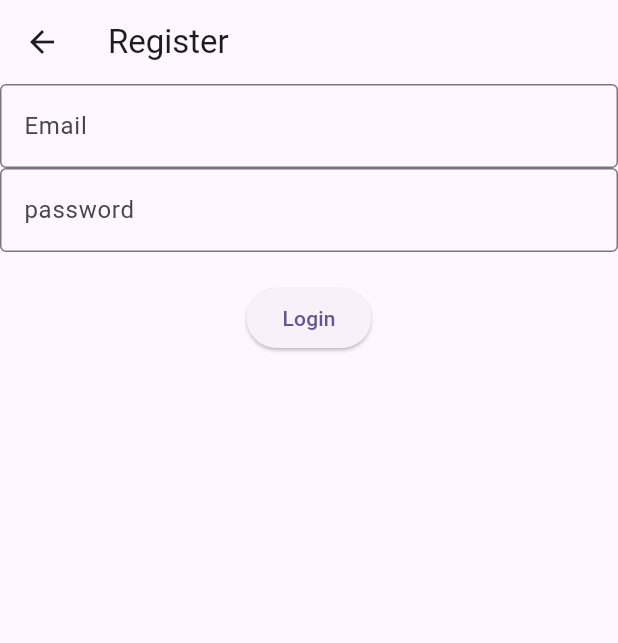
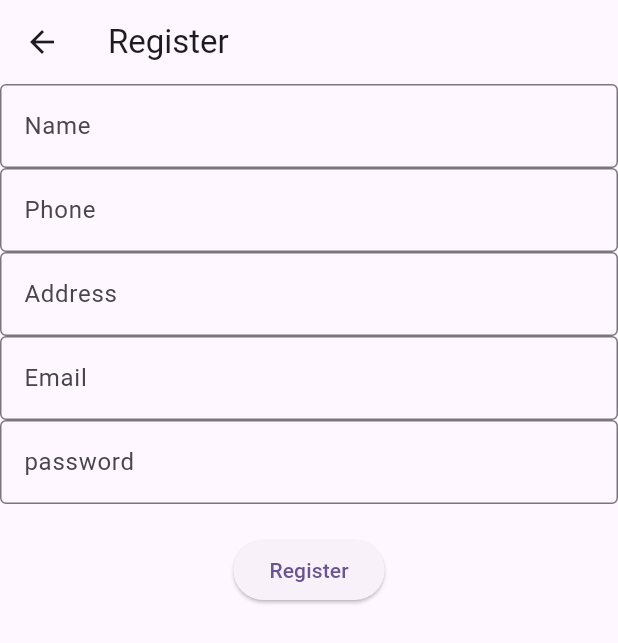
Before and after one commit to kamranafzal609080/Flutter_firebaseK23, a Flutter app: the screen it shows after launch, after a tap on "Go to SignUp", on a phone screen of 412 x 824 dp. Shown: the top 643 px of the screen. Run offline on Flutter 3.47's test engine with Material 3 defaults, Android fonts, the phone set to English and light mode, and no system bars; our stand-ins replace cloud_firestore, firebase_auth, firebase_core; accounts and stored records are empty.

Commit message:
User Services and Integration Done

```diff
--- /dev/null
+++ b/lib/Model/user.dart
@@ -0,0 +1,46 @@
+
+// To parse this JSON data, do
+//
+//     final userModel = userModelFromJson(jsonString);
+
+import 'dart:convert';
+
+UserModel userModelFromJson(String str) => UserModel.fromJson(json.decode(str));
+
+String userModelToJson(UserModel data) => json.encode(data.toJson());
+
+class UserModel {
+  final String? docId;
+  final String? name;
+  final String? phone;
+  final String? address;
+  final String? email;
+  final int? createdAt;
+
+  UserModel({
+    this.docId,
+    this.name,
+    this.phone,
+    this.address,
+    this.email,
+    this.createdAt,
+  });
+
+  factory UserModel.fromJson(Map<String, dynamic> json) => UserModel(
+    docId: json["docID"],
+    name: json["name"],
+    phone: json["phone"],
+    address: json["address"],
+    email: json["email"],
+    createdAt: json["createdAt"],
+  );
+
+  Map<String, dynamic> toJson() => {
+    "docID": docId,
+    "name": name,
+    "phone": phone,
+    "address": address,
+    "email": email,
+    "createdAt": createdAt,
+  };
+}
--- a/lib/main.dart
+++ b/lib/main.dart
@@ -1,12 +1,19 @@
+import 'package:fahad_khan/provider/user.dart';
 import 'package:fahad_khan/views/Get%20all%20Task.dart';
 import 'package:fahad_khan/views/login.dart';
 import 'package:firebase_core/firebase_core.dart';
 import 'package:flutter/material.dart';
+import 'package:provider/provider.dart';
 
 void main() async{
   WidgetsFlutterBinding.ensureInitialized();
   await Firebase.initializeApp();
-  runApp(const MyApp());
+  runApp(
+    MultiProvider(
+      providers: [ChangeNotifierProvider(create:(context)=>UserProvider())],
+      child : const MyApp(),
+    ),
+  );
 }
 class MyApp extends StatelessWidget {
   const MyApp({super.key});
--- a/lib/views/register.dart
+++ b/lib/views/register.dart
@@ -1,4 +1,6 @@
+import 'package:fahad_khan/Services/user.dart';
 import 'package:flutter/material.dart';
+import '../Model/user.dart';
 import '../Services/Auth.dart';
 import 'login.dart';
 
@@ -10,6 +12,9 @@ class RegisterView extends StatefulWidget {
 }
 
 class _RegisterViewState extends State<RegisterView> {
+  TextEditingController nameController = TextEditingController();
+  TextEditingController phoneController = TextEditingController();
+  TextEditingController addressController = TextEditingController();
   TextEditingController emailController = TextEditingController();
   TextEditingController pwdController = TextEditingController();
   bool isLoading = false;
@@ -18,17 +23,33 @@ class _RegisterViewState extends State<RegisterView> {
   Widget build(BuildContext context) {
     return Scaffold(
       appBar: AppBar(title: Text("Register")),
-      body: Center(
+      body: SingleChildScrollView(
+        child: Center(
           child: Column(
             children: [
-            TextField(controller: emailController,
-        decoration: const InputDecoration(
+              TextField(controller: nameController,
+          decoration:  InputDecoration(
               border: OutlineInputBorder(),
-        labelText: "Email",
+          labelText: "Name",
               ),
               ),
+              TextField(controller: phoneController,
+                decoration:  InputDecoration(
+                  border: OutlineInputBorder(),
+                  labelText: "Phone",),
+              ),
+              TextField(controller: addressController,
+                decoration:  InputDecoration(
+                  border: OutlineInputBorder(),
+                  labelText: "Address",),
+              ),
+              TextField(controller: emailController,
+                decoration:  InputDecoration(
+                  border: OutlineInputBorder(),
+                  labelText: "Email",),
+              ),
               TextField(controller: pwdController,
-              decoration: const InputDecoration(
+                decoration:  InputDecoration(
                   border: OutlineInputBorder(),
                   labelText: "password",),
               ),
@@ -57,7 +78,17 @@ class _RegisterViewState extends State<RegisterView> {
                       email: emailController.text,
                       password: pwdController.text,
                     )
-                      .then((val) {
+                        .then((val) async{
+                          await UserServices().createUser(
+                            UserModel(
+                              docId: val.uid.toString(),
+                              name: nameController.text,
+                              phone: phoneController.text,
+                              address: addressController.text,
+                              email: emailController.text,
+                              createdAt: DateTime.now().millisecondsSinceEpoch,
+                            ),
+                          );
                       showDialog(
                         context: context,
                         builder: (context) {
@@ -91,13 +122,14 @@ class _RegisterViewState extends State<RegisterView> {
                     ).showSnackBar(SnackBar(content: Text(e.toString())));
                   }
                 },
-              child: Text("Login"),
+                child: Text("Register"),
               ),
               SizedBox(height: 20),
 
             ],
           ),
         ),
+      ),
     );
   }
 }
```
Also changed, not shown: lib/Services/user.dart (added, +40 -0 lines), lib/provider/user.dart (added, +15 -0 lines), lib/views/login.dart (+14 -3 lines), lib/views/profile.dart (added, +40 -0 lines), lib/views/reset pwd.dart (+3 -4 lines). Lines whose indentation alone changed are shown as unchanged.
